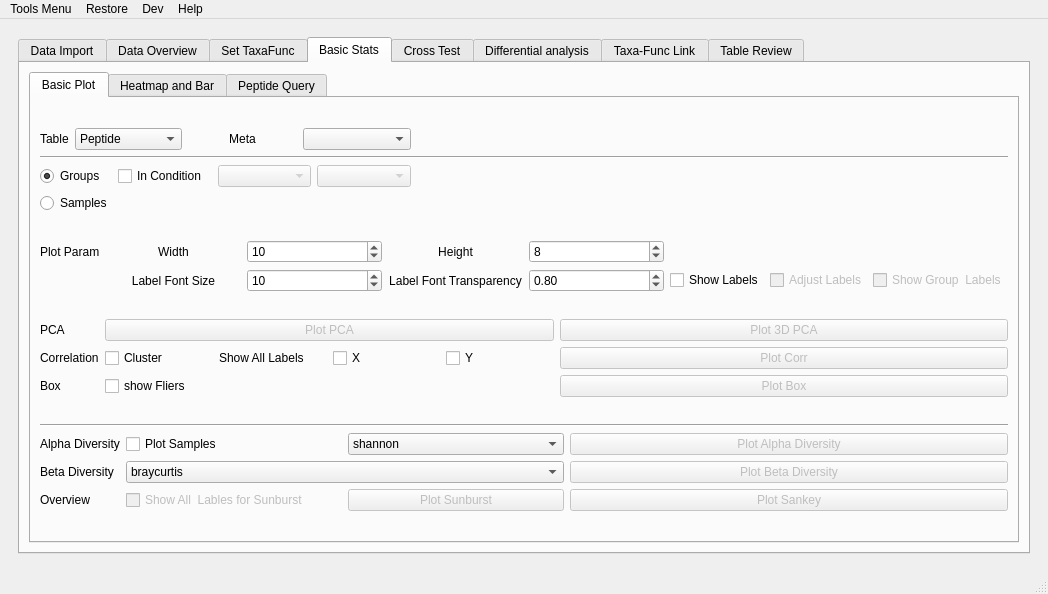
This is utils/MetaX_GUI/MainWindow.ui in byemaxx/MetaX as Qt 5 draws it before an edit. The edited form follows.
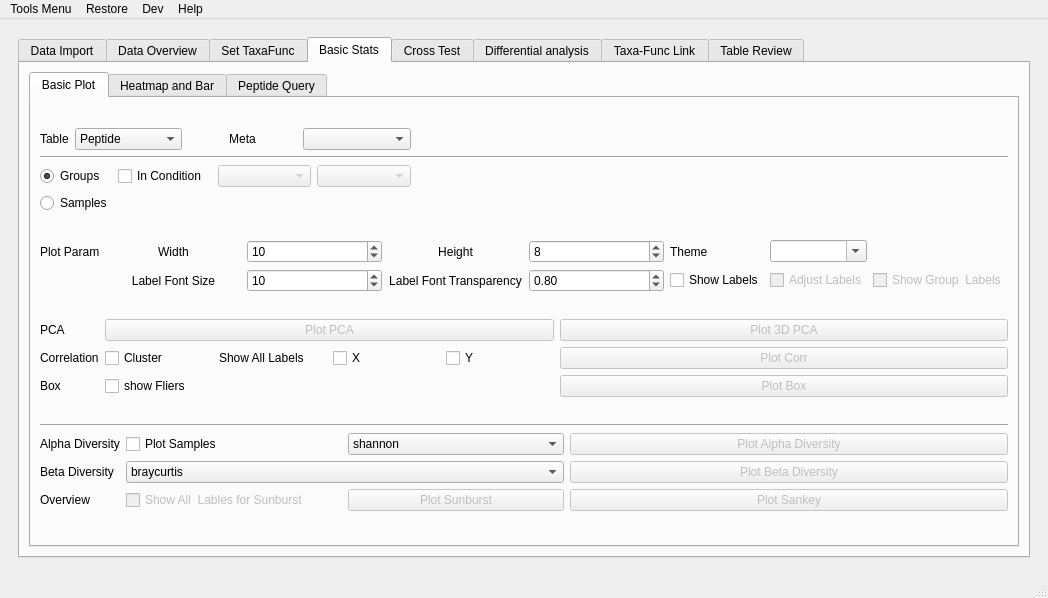
This is the edited form. The open tabs and pages were chosen to show the change.

Commit message: - New: added theme option for basic plot.

What changed in the file:
```diff
--- a/utils/MetaX_GUI/MainWindow.ui
+++ b/utils/MetaX_GUI/MainWindow.ui
@@ -7,7 +7,7 @@
     <x>0</x>
     <y>0</y>
     <width>1021</width>
-    <height>594</height>
+    <height>598</height>
    </rect>
   </property>
   <property name="sizePolicy">
@@ -1602,6 +1602,20 @@
                     </property>
                    </widget>
                   </item>
+                  <item row="0" column="6">
+                   <widget class="QLabel" name="label_151">
+                    <property name="text">
+                     <string>Theme</string>
+                    </property>
+                   </widget>
+                  </item>
+                  <item row="0" column="7">
+                   <widget class="QComboBox" name="comboBox_basic_theme">
+                    <property name="editable">
+                     <bool>true</bool>
+                    </property>
+                   </widget>
+                  </item>
                  </layout>
                 </item>
                 <item row="2" column="0">
```
Left out of the diff: 8 changed lines with no effect on the pictures. The commit also changes 6 other files.
